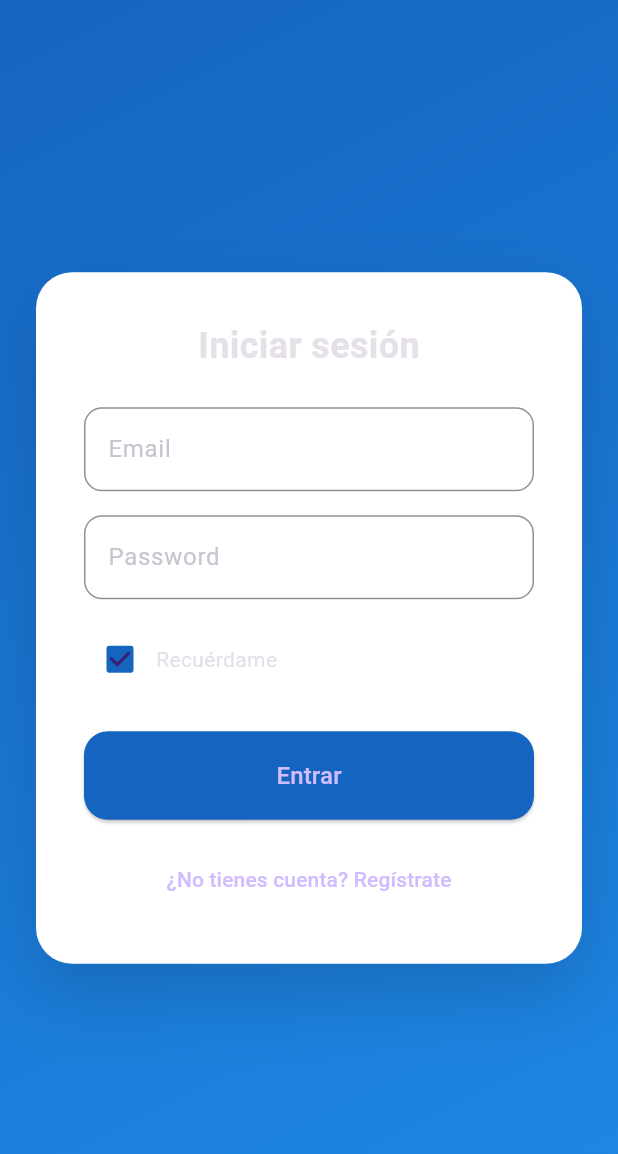
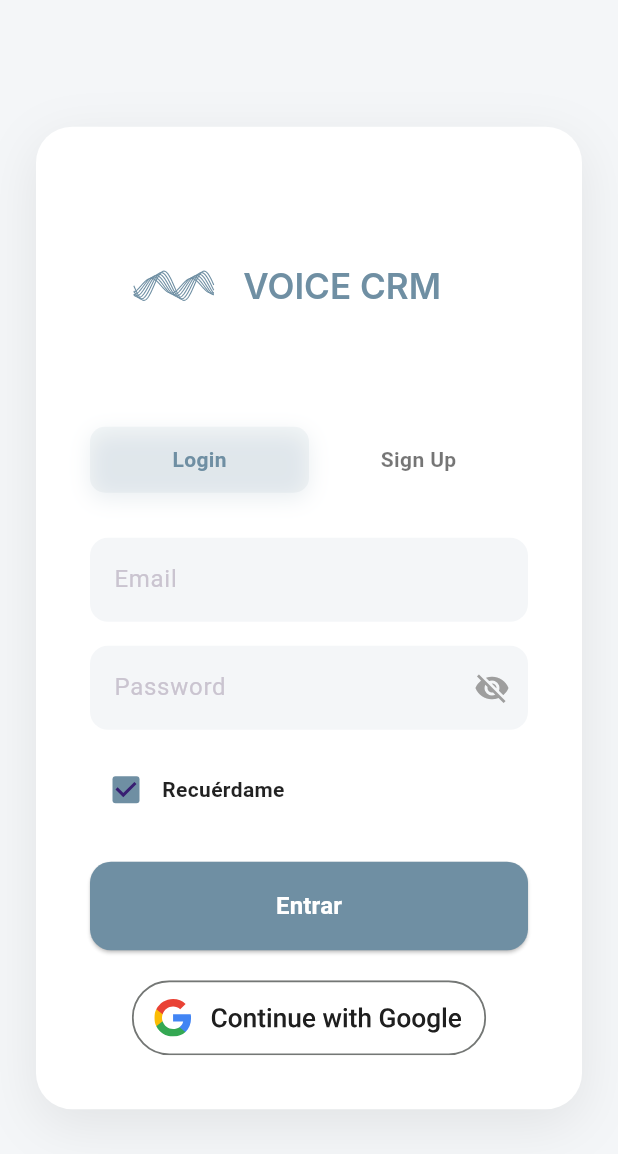
Before and after one commit to milionhub/TFG_CRMVoice, a Flutter app: the screen it shows after launch, on a phone screen of 412 x 824 dp. Shown: the top 1154 px of the screen. Run offline on Flutter 3.47's test engine with Material 3 defaults, Android fonts, the phone set to English and light mode, and no system bars; our stand-ins replace flutter_svg, google_sign_in, shared_preferences; missing offline and left inert: record.

Commit message:
Sprint 10- Tarea 3:premium AuthScreen

```diff
--- a/frontend/lib/screens/auth_screen.dart
+++ b/frontend/lib/screens/auth_screen.dart
@@ -2,6 +2,10 @@ import 'package:flutter/material.dart';
 import 'package:provider/provider.dart';
 import '../providers/auth_provider.dart';
 import '../widgets/app_logo.dart';
+import '../core/app_colors.dart';
+import '../services/google_auth_service.dart';
+import 'package:flutter_svg/flutter_svg.dart';
+import 'package:provider/provider.dart';
 
 class AuthScreen extends StatefulWidget {
   const AuthScreen({super.key});
@@ -12,10 +16,14 @@ class AuthScreen extends StatefulWidget {
 
 class _AuthScreenState extends State<AuthScreen>
     with SingleTickerProviderStateMixin {
+
   bool isLogin = true;
   bool rememberMe = true;
+  bool _obscurePassword = true;
+  bool _obscureConfirmPassword = true;
 
   final _formKey = GlobalKey<FormState>();
+
   final _nombreController = TextEditingController();
   final _emailController = TextEditingController();
   final _passwordController = TextEditingController();
@@ -27,14 +35,27 @@ class _AuthScreenState extends State<AuthScreen>
   @override
   void initState() {
     super.initState();
+
     _animationController = AnimationController(
       vsync: this,
       duration: const Duration(milliseconds: 250),
     );
-    _fadeAnimation =
-        CurvedAnimation(parent: _animationController, curve: Curves.easeInOut);
+
+    _fadeAnimation = CurvedAnimation(
+      parent: _animationController,
+      curve: Curves.easeInOut,
+    );
 
     _animationController.forward();
+
+    /// AUTO LOGIN GOOGLE
+    WidgetsBinding.instance.addPostFrameCallback((_) async {
+
+      final auth = context.read<AuthProvider>();
+
+      await auth.tryGoogleAutoLogin();
+
+    });
   }
 
   @override
@@ -52,141 +73,107 @@ class _AuthScreenState extends State<AuthScreen>
     return regex.hasMatch(email);
   }
 
-  void _toggleMode() {
+  void _switchMode(bool login) {
     _animationController.reverse().then((_) {
       setState(() {
-        isLogin = !isLogin;
+        isLogin = login;
         _formKey.currentState?.reset();
+
         _nombreController.clear();
         _emailController.clear();
         _passwordController.clear();
         _confirmPasswordController.clear();
       });
+
       _animationController.forward();
     });
   }
 
   @override
   Widget build(BuildContext context) {
+
     final auth = context.watch<AuthProvider>();
 
     return Scaffold(
       backgroundColor: const Color(0xFFF4F6F8),
-      body: LayoutBuilder(
-        builder: (context, constraints) {
-          final isDesktop = constraints.maxWidth > 900;
 
-          if (!isDesktop) {
-            return _buildMobileLayout(context, auth);
-          }
+      body: Center(
+        child: FadeTransition(
+          opacity: _fadeAnimation,
+          child: ConstrainedBox(
+            constraints: const BoxConstraints(maxWidth: 420),
 
-          return Row(
-            children: [
-              /// LEFT — BRANDING
-              Expanded(
-                child: Container(
+            child: Padding(
+              padding: const EdgeInsets.all(24),
+
+              child: Container(
+                padding: const EdgeInsets.all(36),
+
+                decoration: BoxDecoration(
                   color: Colors.white,
-                  child: Padding(
-                    padding: const EdgeInsets.symmetric(horizontal: 80),
-                    child: Column(
-                      mainAxisAlignment: MainAxisAlignment.center,
-                      crossAxisAlignment: CrossAxisAlignment.start,
+                  borderRadius: BorderRadius.circular(24),
+
+                  boxShadow: [
+                    BoxShadow(
+                      color: Colors.black.withOpacity(0.08),
+                      blurRadius: 30,
+                      offset: const Offset(0, 10),
+                    )
+                  ],
+                ),
+
+                child: Column(
+                  mainAxisSize: MainAxisSize.min,
+                  children: [
+
+                    const AppLogo(size: 140),
+
+                    const SizedBox(height: 24),
+
+                    /// LOGIN / SIGNUP SWITCH
+                    Row(
                       children: [
-                        const AppLogo(size: 220),
-                        const SizedBox(height: 32),
-                        const SizedBox(height: 12),
-                        const Text(
-                          "Gestión inteligente de actividades\nimpulsada por voz e IA.",
-                          style: TextStyle(
-                            fontSize: 16,
-                            color: Colors.black54,
-                            height: 1.6,
+
+                        Expanded(
+                          child: _authTab(
+                            title: "Login",
+                            selected: isLogin,
+                            onTap: () => _switchMode(true),
                           ),
                         ),
-                        const SizedBox(height: 40),
-                        _featureItem(Icons.security, "Autenticación segura"),
-                        _featureItem(Icons.flash_on, "Procesamiento inteligente"),
-                        _featureItem(Icons.analytics, "Histórico organizado"),
+
+                        Expanded(
+                          child: _authTab(
+                            title: "Sign Up",
+                            selected: !isLogin,
+                            onTap: () => _switchMode(false),
+                          ),
+                        ),
+
                       ],
                     ),
-                  ),
+
+                    const SizedBox(height: 30),
+
+                    AnimatedSwitcher(
+                      duration: const Duration(milliseconds: 250),
+                      transitionBuilder: (child, animation) {
+                        return FadeTransition(
+                          opacity: animation,
+                          child: SlideTransition(
+                            position: Tween<Offset>(
+                              begin: const Offset(0.05, 0),
+                              end: Offset.zero,
+                            ).animate(animation),
+                            child: child,
+                          ),
+                        );
+                      },
+                      child: _buildForm(auth),
+                    ),
+                  ],
                 ),
               ),
-
-              /// RIGHT — FORM PANEL
-              Expanded(
-                child: Container(
-                  decoration: const BoxDecoration(
-                    gradient: LinearGradient(
-                      colors: [
-                        Color(0xFF1565C0),
-                        Color(0xFF1E88E5),
-                      ],
-                      begin: Alignment.topLeft,
-                      end: Alignment.bottomRight,
-                    ),
-                  ),
-                  child: Center(
-                    child: FadeTransition(
-                      opacity: _fadeAnimation,
-                      child: Container(
-                        width: 420,
-                        padding: const EdgeInsets.all(40),
-                        decoration: BoxDecoration(
-                          color: Colors.white,
-                          borderRadius: BorderRadius.circular(24),
-                          boxShadow: [
-                            BoxShadow(
-                              color: Colors.black.withOpacity(0.15),
-                              blurRadius: 40,
-                              offset: const Offset(0, 20),
-                            )
-                          ],
-                        ),
-                        child: _buildForm(context, auth),
-                      ),
-                    ),
-                  ),
-                ),
-              ),
-            ],
-          );
-        },
-      ),
-    );
-  }
-
-  Widget _buildMobileLayout(BuildContext context, AuthProvider auth) {
-    return Container(
-      decoration: const BoxDecoration(
-        gradient: LinearGradient(
-          colors: [
-            Color(0xFF1565C0),
-            Color(0xFF1E88E5),
-          ],
-          begin: Alignment.topLeft,
-          end: Alignment.bottomRight,
-        ),
-      ),
-      child: Center(
-        child: FadeTransition(
-          opacity: _fadeAnimation,
-          child: Padding(
-            padding: const EdgeInsets.all(24),
-            child: Container(
-              padding: const EdgeInsets.all(32),
-              decoration: BoxDecoration(
-                color: Colors.white,
-                borderRadius: BorderRadius.circular(24),
-                boxShadow: [
-                  BoxShadow(
-                    color: Colors.black.withOpacity(0.15),
-                    blurRadius: 40,
-                    offset: const Offset(0, 20),
-                  )
-                ],
-              ),
-              child: _buildForm(context, auth),
             ),
           ),
         ),
@@ -194,20 +181,16 @@ class _AuthScreenState extends State<AuthScreen>
     );
   }
 
-  Widget _buildForm(BuildContext context, AuthProvider auth) {
+  Widget _buildForm(AuthProvider auth) {
+
     return Form(
       key: _formKey,
+
       child: Column(
+        key: ValueKey(isLogin),
         mainAxisSize: MainAxisSize.min,
+
         children: [
-          Text(
-            isLogin ? "Iniciar sesión" : "Crear cuenta",
-            style: const TextStyle(
-              fontSize: 24,
-              fontWeight: FontWeight.bold,
-            ),
-          ),
-          const SizedBox(height: 24),
 
           if (!isLogin)
             _inputField(
@@ -230,33 +213,19 @@ class _AuthScreenState extends State<AuthScreen>
           _inputField(
             controller: _passwordController,
             label: "Password",
-            obscure: true,
+            obscure: _obscurePassword,
             validator: (v) {
               if (v == null || v.isEmpty) return "Introduce tu contraseña";
               if (v.length < 6) return "Mínimo 6 caracteres";
               return null;
             },
           ),
-          if (isLogin)
-            Row(
-              children: [
-                Checkbox(
-                  value: rememberMe,
-                  activeColor: const Color(0xFF1565C0),
-                  onChanged: (value) {
-                    setState(() {
-                      rememberMe = value ?? true;
-                    });
-                  },
-                ),
-                const Text("Recuérdame"),
-              ],
-            ),
+
           if (!isLogin)
             _inputField(
               controller: _confirmPasswordController,
               label: "Confirmar password",
-              obscure: true,
+              obscure: _obscureConfirmPassword,
               validator: (v) {
                 if (v != _passwordController.text) {
                   return "Las contraseñas no coinciden";
@@ -265,39 +234,70 @@ class _AuthScreenState extends State<AuthScreen>
               },
             ),
 
+          if (isLogin)
+            Row(
+              children: [
+                Checkbox(
+                  value: rememberMe,
+                  activeColor: AppColors.primary,
+                  onChanged: (value) {
+                    setState(() {
+                      rememberMe = value ?? true;
+                    });
+                  },
+                ),
+                const Text(
+                  "Recuérdame",
+                  style: TextStyle(
+                    fontWeight: FontWeight.w600,
+                    color: Colors.black87,
+                  ),
+                ),
+              ],
+            ),
+
           const SizedBox(height: 24),
 
+          /// LOGIN BUTTON
           SizedBox(
             width: double.infinity,
+
             child: ElevatedButton(
               style: ElevatedButton.styleFrom(
-                backgroundColor: const Color(0xFF1565C0),
+                backgroundColor: AppColors.primary,
                 padding: const EdgeInsets.symmetric(vertical: 18),
                 shape: RoundedRectangleBorder(
-                  borderRadius: BorderRadius.circular(16),
+                  borderRadius: BorderRadius.circular(14),
                 ),
               ),
+
               onPressed: auth.isLoading
                   ? null
                   : () async {
+
                       FocusScope.of(context).unfocus();
+
                       if (!_formKey.currentState!.validate()) return;
 
                       bool success;
 
                       if (isLogin) {
+
                         success = await auth.login(
                           _emailController.text.trim(),
                           _passwordController.text.trim(),
                           rememberMe,
                         );
+
                       } else {
+
                         success = await auth.register(
                           _nombreController.text.trim(),
                           _emailController.text.trim(),
                           _passwordController.text.trim(),
                           rememberMe,
                         );
+
                       }
 
                       if (!success) {
@@ -309,6 +309,7 @@ class _AuthScreenState extends State<AuthScreen>
                         );
                       }
                     },
+
               child: auth.isLoading
                   ? const SizedBox(
                       height: 22,
@@ -319,23 +320,58 @@ class _AuthScreenState extends State<AuthScreen>
                       ),
                     )
                   : Text(
-                      isLogin ? "Entrar" : "Registrarse",
-                      style: const TextStyle(fontSize: 16),
+                      isLogin ? "Entrar" : "Crear cuenta",
+                      style: const TextStyle(
+                        fontSize: 16,
+                        color: Colors.white,
+                        fontWeight: FontWeight.w600,
+                      ),
                     ),
-            ),
+                 ),
           ),
 
-          const SizedBox(height: 16),
+          const SizedBox(height: 20),
 
-          TextButton(
-            onPressed: auth.isLoading ? null : _toggleMode,
-            child: Text(
-              isLogin
-                  ? "¿No tienes cuenta? Regístrate"
-                  : "¿Ya tienes cuenta? Inicia sesión",
+          /// GOOGLE LOGIN
+          /// GOOGLE LOGIN
+          GestureDetector(
+            onTap: () async {
+
+              final googleAuth = GoogleAuthService();
+
+              final result = await googleAuth.signIn();
+
+              if (result == null) return;
+
+              final accessToken = result["accessToken"];
+
+              final success =
+                  await context.read<AuthProvider>().googleLogin(accessToken);
+
+              if (!success) {
+                ScaffoldMessenger.of(context).showSnackBar(
+                  const SnackBar(
+                    content: Text("Error con Google Login"),
+                  ),
+                );
+              }
+
+            },
+
+            child: Container(
+              width: double.infinity,
+              height: 50,
+              decoration: BoxDecoration(
+                color: Colors.white,
+              ),
+              alignment: Alignment.center,
+              child: SvgPicture.asset(
+                "assets/images/google-logo.svg",
+                height: 78, // 👈 más grande para que se vea bien
+              ),
             ),
           )
-        ],
+       ],
       ),
     );
   }
@@ -348,32 +384,100 @@ class _AuthScreenState extends State<AuthScreen>
   }) {
     return Padding(
       padding: const EdgeInsets.only(bottom: 16),
+
       child: TextFormField(
         controller: controller,
         obscureText: obscure,
+
         decoration: InputDecoration(
           labelText: label,
+
+          /// 👁 ICONO MOSTRAR / OCULTAR PASSWORD
+          suffixIcon: label == "Password"
+              ? IconButton(
+                  icon: Icon(
+                    _obscurePassword
+                        ? Icons.visibility_off
+                        : Icons.visibility,
+                    color: Colors.grey,
+                  ),
+                  onPressed: () {
+                    setState(() {
+                      _obscurePassword = !_obscurePassword;
+                    });
+                  },
+                )
+              : label == "Confirmar password"
+                  ? IconButton(
+                      icon: Icon(
+                        _obscureConfirmPassword
+                            ? Icons.visibility_off
+                            : Icons.visibility,
+                        color: Colors.grey,
+                      ),
+                      onPressed: () {
+                        setState(() {
+                          _obscureConfirmPassword =
+                              !_obscureConfirmPassword;
+                        });
+                      },
+                    )
+                  : null,
+
+          filled: true,
+          fillColor: const Color(0xFFF4F6F8),
+
           border: OutlineInputBorder(
             borderRadius: BorderRadius.circular(12),
+            borderSide: BorderSide.none,
           ),
         ),
+
         validator: validator,
       ),
     );
   }
 
-  Widget _featureItem(IconData icon, String text) {
-    return Padding(
-      padding: const EdgeInsets.only(bottom: 16),
-      child: Row(
-        children: [
-          Icon(icon, color: const Color(0xFF1565C0)),
-          const SizedBox(width: 12),
-          Text(
-            text,
-            style: const TextStyle(fontSize: 14),
+  Widget _authTab({
+    required String title,
+    required bool selected,
+    required VoidCallback onTap,
+  }) {
+    return GestureDetector(
+      onTap: onTap,
+      child: AnimatedContainer(
+        duration: const Duration(milliseconds: 200),
+        padding: const EdgeInsets.symmetric(vertical: 12),
+
+        decoration: BoxDecoration(
+          color: selected
+              ? AppColors.primary.withOpacity(0.08)
+              : Colors.transparent,
+
+          borderRadius: BorderRadius.circular(10),
+
+          boxShadow: selected
+              ? [
+                  BoxShadow(
+                    color: AppColors.primary.withOpacity(0.15),
+                    blurRadius: 12,
+                    offset: const Offset(0, 4),
+                  )
+                ]
+              : [],
+        ),
+
+        child: Center(
+          child: Text(
+            title,
+            style: TextStyle(
+              fontWeight: FontWeight.w600,
+              color: selected
+                  ? AppColors.primary
+                  : Colors.black54,
+            ),
           ),
-        ],
+        ),
       ),
     );
   }
--- /dev/null
+++ b/frontend/lib/services/google_auth_service.dart
@@ -0,0 +1,59 @@
+import 'package:google_sign_in/google_sign_in.dart';
+
+class GoogleAuthService {
+
+  final GoogleSignIn _googleSignIn = GoogleSignIn(
+    scopes: [
+      'email',
+      'profile'
+    ],
+    signInOption: SignInOption.standard,
+  );
+
+  Future<Map<String, dynamic>?> signIn() async {
+
+    try {
+
+      final account = await _googleSignIn.signIn();
+
+      if (account == null) return null;
+
+      final auth = await account.authentication;
+
+      return {
+        "accessToken": auth.accessToken,
+      };
+
+    } catch (e) {
+
+      print("Google login error: $e");
+      return null;
+
+    }
+
+  }
+
+  Future<Map<String, dynamic>?> signInSilently() async {
+
+    try {
+
+      final account = await _googleSignIn.signInSilently(
+        suppressErrors: true,
+      );
+
+      if (account == null) return null;
+
+      final auth = await account.authentication;
+
+      return {
+        "accessToken": auth.accessToken,
+      };
+
+    } catch (e) {
+
+      return null;
+
+    }
+
+  }
+}
--- a/frontend/pubspec.yaml
+++ b/frontend/pubspec.yaml
@@ -38,6 +38,7 @@ dependencies:
   provider: ^6.1.2
   shared_preferences: ^2.2.2
   flutter_svg: ^2.0.9
+  google_sign_in: ^6.2.1
 
 
   # The following adds the Cupertino Icons font to your application.
@@ -67,7 +68,7 @@ flutter:
   uses-material-design: true
 
   assets:
-    - assets/images/voice_logo.svg
+    - assets/images/
 
   # To add assets to your application, add an assets section, like this:
   # assets:
```
Also changed, not shown: frontend/lib/providers/auth_provider.dart (+52 -0 lines), frontend/lib/screens/home_screen.dart (+33 -26 lines), frontend/assets/images/google-logo.svg (added), frontend/pubspec.lock, 4 other files.
